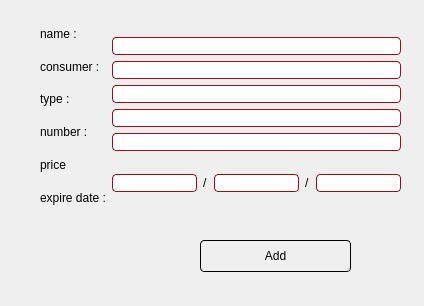
First picture: the form in Store/add_pro.ui, repository Mitraaaaa/Store, before the edit.
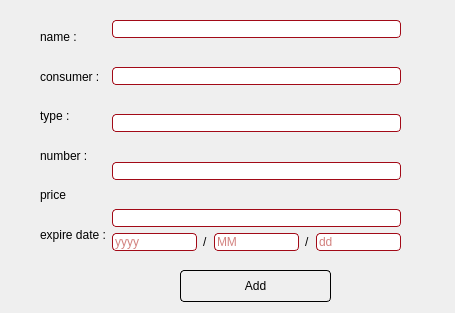
Second picture: the form after the edit.

What changed in the file:
```diff
--- a/Store/add_pro.ui
+++ b/Store/add_pro.ui
@@ -6,8 +6,8 @@
    <rect>
     <x>0</x>
     <y>0</y>
-    <width>424</width>
-    <height>306</height>
+    <width>455</width>
+    <height>313</height>
    </rect>
   </property>
   <property name="windowTitle">
@@ -60,8 +60,8 @@
   <widget class="QPushButton" name="additem">
    <property name="geometry">
     <rect>
-     <x>200</x>
-     <y>240</y>
+     <x>180</x>
+     <y>270</y>
      <width>151</width>
      <height>32</height>
     </rect>
@@ -76,7 +76,7 @@
      <x>40</x>
      <y>20</y>
      <width>361</width>
-     <height>191</height>
+     <height>231</height>
     </rect>
    </property>
    <layout class="QHBoxLayout" name="horizontalLayout">
@@ -133,15 +133,67 @@
         <item>
          <widget class="QLineEdit" name="name"/>
         </item>
+        <item>
+         <spacer name="verticalSpacer">
+          <property name="orientation">
+           <enum>Qt::Vertical</enum>
+          </property>
+          <property name="sizeHint" stdset="0">
+           <size>
+            <width>20</width>
+            <height>40</height>
+           </size>
+          </property>
+         </spacer>
+        </item>
         <item>
          <widget class="QLineEdit" name="consumer"/>
         </item>
+        <item>
+         <spacer name="verticalSpacer_2">
+          <property name="orientation">
+           <enum>Qt::Vertical</enum>
+          </property>
+          <property name="sizeHint" stdset="0">
+           <size>
+            <width>20</width>
+            <height>40</height>
+           </size>
+          </property>
+         </spacer>
+        </item>
         <item>
          <widget class="QLineEdit" name="type"/>
         </item>
+        <item>
+         <spacer name="verticalSpacer_3">
+          <property name="orientation">
+           <enum>Qt::Vertical</enum>
+          </property>
+          <property name="sizeHint" stdset="0">
+           <size>
+            <width>20</width>
+            <height>40</height>
+           </size>
+          </property>
+         </spacer>
+        </item>
         <item>
          <widget class="QLineEdit" name="number"/>
         </item>
+        <item>
+         <spacer name="verticalSpacer_4">
+          <property name="orientation">
+           <enum>Qt::Vertical</enum>
+          </property>
+          <property name="sizeHint" stdset="0">
+           <size>
+            <width>20</width>
+            <height>40</height>
+           </size>
+          </property>
+         </spacer>
+        </item>
         <item>
          <widget class="QLineEdit" name="price"/>
         </item>
@@ -173,7 +225,7 @@
            <string extracomment="year"/>
           </property>
           <property name="placeholderText">
-           <string/>
+           <string>yyyy</string>
           </property>
          </widget>
         </item>
@@ -185,7 +237,14 @@
          </widget>
         </item>
         <item>
-         <widget class="QLineEdit" name="month"/>
+         <widget class="QLineEdit" name="month">
+          <property name="inputMask">
+           <string/>
+          </property>
+          <property name="placeholderText">
+           <string>MM</string>
+          </property>
+         </widget>
         </item>
         <item>
          <widget class="QLabel" name="label_3">
@@ -195,7 +254,11 @@
          </widget>
         </item>
         <item>
-         <widget class="QLineEdit" name="day"/>
+         <widget class="QLineEdit" name="day">
+          <property name="placeholderText">
+           <string>dd</string>
+          </property>
+         </widget>
         </item>
        </layout>
       </item>
```
